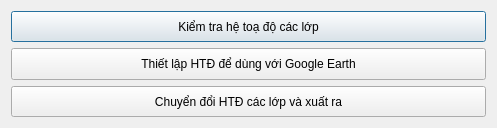
The window that crs_tools_dialog_base.ui (gfd-gis/crstools) describes before a commit, drawn with Qt 5.
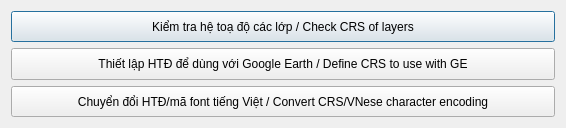
The same window after the commit.

Commit message: Add VNese char. encoding convert function

```diff
--- a/crs_tools_dialog_base.ui
+++ b/crs_tools_dialog_base.ui
@@ -6,7 +6,7 @@
    <rect>
     <x>0</x>
     <y>0</y>
-    <width>497</width>
+    <width>566</width>
     <height>128</height>
    </rect>
   </property>
@@ -25,7 +25,7 @@
         </sizepolicy>
        </property>
        <property name="text">
-        <string>Kiểm tra hệ toạ độ các lớp</string>
+        <string>Kiểm tra hệ toạ độ các lớp / Check CRS of layers</string>
        </property>
       </widget>
      </item>
@@ -38,7 +38,7 @@
         </sizepolicy>
        </property>
        <property name="text">
-        <string>Thiết lập HTĐ để dùng với Google Earth</string>
+        <string>Thiết lập HTĐ để dùng với Google Earth / Define CRS to use with GE</string>
        </property>
       </widget>
      </item>
@@ -51,7 +51,13 @@
         </sizepolicy>
        </property>
        <property name="text">
-        <string>Chuyển đổi HTĐ các lớp và xuất ra</string>
+        <string>Chuyển đổi HTĐ/mã font tiếng Việt / Convert CRS/VNese character encoding</string>
+       </property>
+       <property name="checkable">
+        <bool>false</bool>
+       </property>
+       <property name="autoRepeat">
+        <bool>false</bool>
        </property>
       </widget>
      </item>
```
The commit also changes 26 other files.
